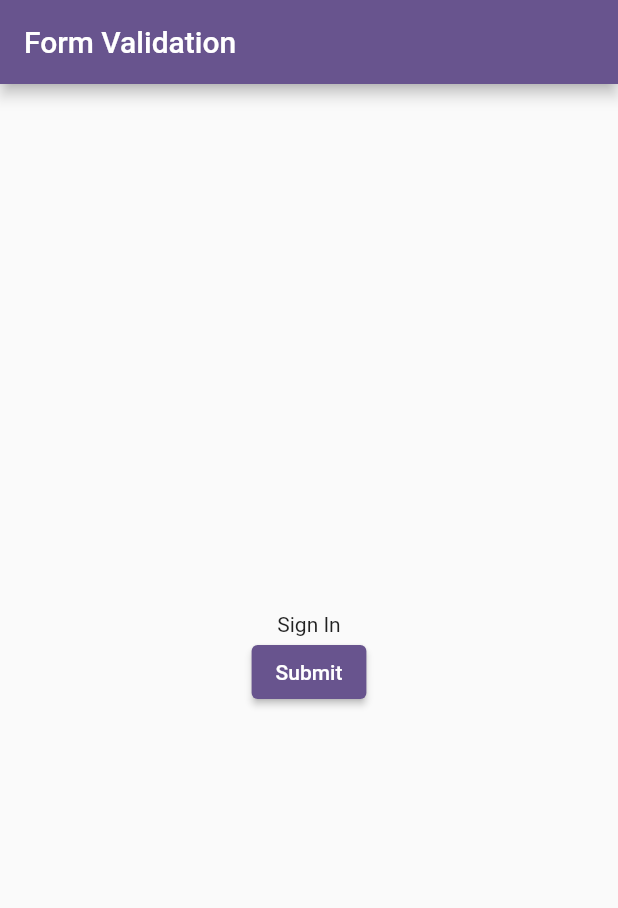
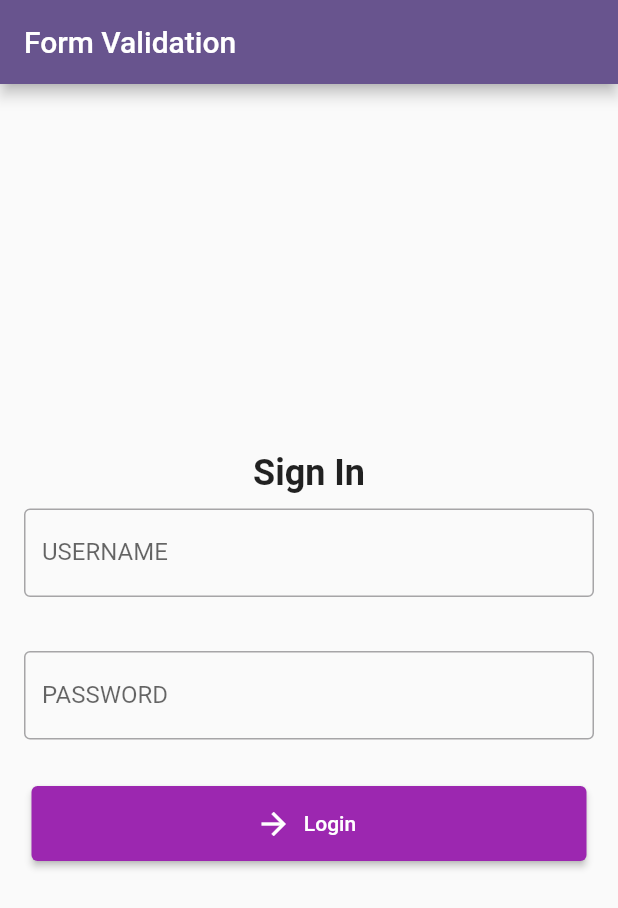
Before and after one commit to remakeaccess22/Flutter_Login, a Flutter app: the screen it shows after launch, on a phone screen of 412 x 824 dp. Shown: the top 908 px of the screen. Run offline on Flutter 3.47's test engine with Material 3 defaults, Android fonts, the phone set to English and light mode, and no system bars.

Commit message:
final code login

```diff
--- a/lib/formpage.dart
+++ b/lib/formpage.dart
@@ -12,12 +12,7 @@ class Formpage extends StatefulWidget {
 class _FormpageState extends State<Formpage> {
   final _formKey = GlobalKey<FormState>();
   final txtController = TextEditingController();
-
-  // Define the missing variables
-  bool isPassword_ = true;
-  String error_ = 'Please enter some text';
-  String hintText_ = 'Enter your password';
-  String labelText_ = 'Password';
+  final txtController1 = TextEditingController();
 
   @override
   Widget build(BuildContext context) {
@@ -25,37 +20,48 @@ class _FormpageState extends State<Formpage> {
       appBar: AppBar(
         title: const Text('Form Validation'),
       ),
-      body: Form(
+      body: Center(
+        child: Padding(
+          padding: const EdgeInsets.all(16.0),
+          child: Form(
             key: _formKey,
-        child: Center(
-            child: Container(
-          margin: const EdgeInsets.symmetric(horizontal: 30),
             child: Column(
-            mainAxisAlignment: MainAxisAlignment.center,
+              mainAxisSize: MainAxisSize.min,
               children: [
-              const Text('Sign In'),
+                const Text(
+                  'Sign In',
+                  style: TextStyle(fontSize: 24, fontWeight: FontWeight.bold),
+                ),
                 CustomTextField(
                   controller_: txtController,
-                isPassword_: isPassword_,
-                error_: error_,
-                hintText_: hintText_,
-                labelText_: labelText_,
+                  isPassword_: false,
+                  error_: 'The username must not be empty!',
+                  hintText_: 'Enter your username',
+                  labelText_: 'USERNAME',
                 ),
-              ElevatedButton(
-                onPressed: () {
+                const SizedBox(height: 16.0),
+                CustomTextField(
+                  controller_: txtController1,
+                  isPassword_: true,
+                  error_: 'The password must not be empty!',
+                  hintText_: 'Enter your password',
+                  labelText_: 'PASSWORD',
+                ),
+                const SizedBox(height: 16.0),
+                CustomButton(
+                  btnText_: 'Login',
+                  onPressed_: () {
                     var input = txtController.text;
                     if (_formKey.currentState!.validate()) {
-                    // Perform the desired action
                       ScaffoldMessenger.of(context).showSnackBar(
-                      SnackBar(content: Text('You Entered $input')),
-                    );
+                          SnackBar(content: Text('You entered $input')));
                     }
                   },
-                child: const Text('Submit'),
                 ),
               ],
             ),
-        )),
+          ),
+        ),
       ),
     );
   }
--- a/lib/main.dart
+++ b/lib/main.dart
@@ -1,6 +1,5 @@
 import 'package:flutter/material.dart';
 import 'package:flutter_form_validation/formpage.dart';
-import 'package:flutter_form_validation/mainpage.dart';
 
 void main() {
   runApp(const MyApp());
--- a/lib/views/custombutton.dart
+++ b/lib/views/custombutton.dart
@@ -1,7 +1,8 @@
 import 'package:flutter/material.dart';
+import 'styles.dart';
 
-class CustomButton extends StatelessWidget {
-  const CustomButton({
+class CustomButton extends StatelessWidget with Styles {
+  CustomButton({
     super.key,
     required this.btnText_,
     required this.onPressed_,
@@ -12,6 +13,14 @@ class CustomButton extends StatelessWidget {
 
   @override
   Widget build(BuildContext context) {
-    return Container();
+    return Container(
+      margin: buttonMargin,
+      child: ElevatedButton.icon(
+        style: btnStyle(standardColor),
+        onPressed: onPressed_,
+        icon: const Icon(Icons.arrow_forward),
+        label: Text(btnText_),
+      ),
+    );
   }
 }
--- a/lib/views/customfield.dart
+++ b/lib/views/customfield.dart
@@ -1,7 +1,8 @@
 import 'package:flutter/material.dart';
+import 'styles.dart';
 
-class CustomTextField extends StatelessWidget {
-  const CustomTextField({
+class CustomTextField extends StatelessWidget with Styles {
+  CustomTextField({
     super.key,
     required this.controller_,
     required this.isPassword_,
@@ -18,6 +19,19 @@ class CustomTextField extends StatelessWidget {
 
   @override
   Widget build(BuildContext context) {
-    return Container();
+    return Container(
+      margin: horizontalMargin,
+      child: TextFormField(
+        obscureText: (isPassword_) ? true : false,
+        controller: controller_,
+        validator: (value) {
+          if (value == null || value.isEmpty) {
+            return error_;
+          }
+          return null;
+        },
+        decoration: fieldStyle(hintText_, labelText_),
+      ),
+    );
   }
 }
--- /dev/null
+++ b/lib/views/styles.dart
@@ -0,0 +1,24 @@
+import 'package:flutter/material.dart';
+
+mixin Styles {
+  final standardColor = Colors.purple;
+  final horizontalMargin = const EdgeInsets.symmetric(vertical: 10);
+  final buttonMargin = const EdgeInsets.symmetric(vertical: 5, horizontal: 5);
+}
+
+final headerText = const TextStyle(
+  fontSize: 36,
+  fontWeight: FontWeight.bold,
+  letterSpacing: 1,
+);
+
+fieldStyle(String hintText_, String labelText_) => InputDecoration(
+      border: const OutlineInputBorder(),
+      hintText: hintText_,
+      labelText: labelText_,
+    );
+
+btnStyle(btnColor_) => ElevatedButton.styleFrom(
+      backgroundColor: btnColor_,
+      minimumSize: const Size.fromHeight(50),
+    );
```
Also changed, not shown: lib/mainpage.dart (deleted, +0 -64 lines), lib/newpage.dart (deleted, +0 -50 lines), 3 other files. Lines whose indentation alone changed are shown as unchanged.
